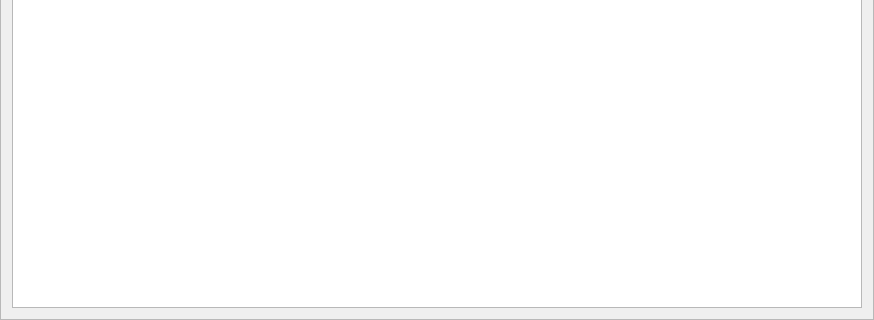
Qt form src/gui/ui/walletnodesframe.ui (niobio-money/karbowanecwallet) before a commit; both pictures show x 0 to 874 and y 265 to 585 of the 874 by 585 pixel window.
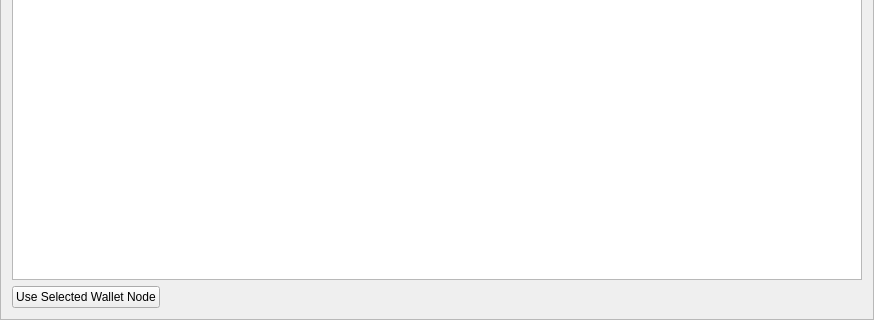
The same form after that commit.

Commit message: Wallet Nodes and Friends

The edit to the form file:
```diff
--- a/src/gui/ui/walletnodesframe.ui
+++ b/src/gui/ui/walletnodesframe.ui
@@ -39,6 +39,30 @@
      </attribute>
     </widget>
    </item>
+   <item>
+     <layout class="QHBoxLayout" name="horizontalLayout">
+       <item>
+        <widget class="QPushButton" name="m_setWalletNodeButton">
+         <property name="text">
+          <string>Use Selected Wallet Node</string>
+         </property>
+        </widget>
+       </item>
+       <item>
+        <spacer name="horizontalSpacer">
+         <property name="orientation">
+          <enum>Qt::Horizontal</enum>
+         </property>
+         <property name="sizeHint" stdset="0">
+          <size>
+           <width>40</width>
+           <height>20</height>
+          </size>
+         </property>
+        </spacer>
+       </item>
+     </layout>
+   </item>
   </layout>
  </widget>
  <resources>
```
Left out of the diff: 17 changed lines with no effect on the pictures. The commit also changes 21 other files.
